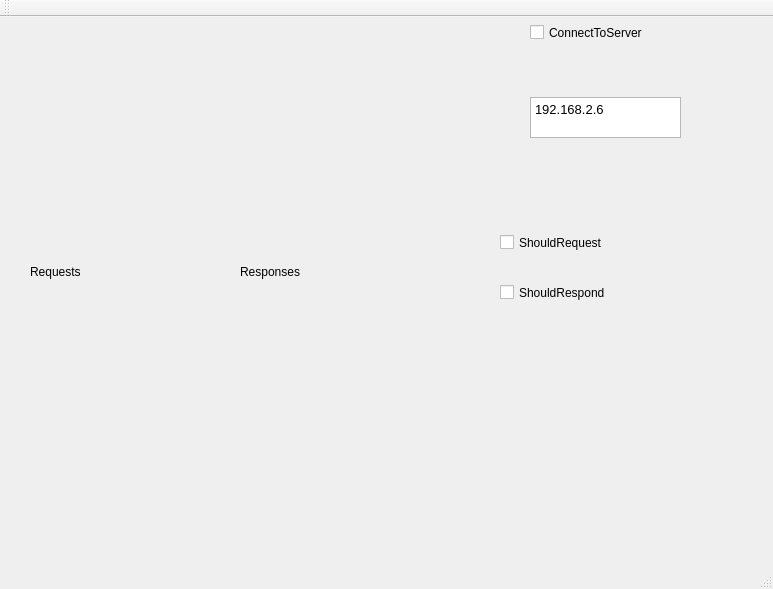
Old version of the form QtClients/EverybodySimulator2016/mainwindow.ui in the repository madhavpatel6/EmbeddedSystemDesign_Team02.
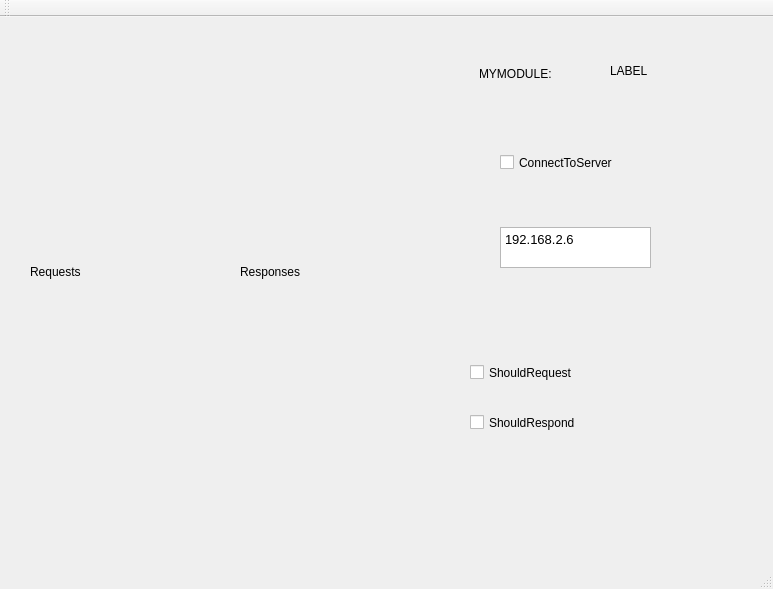
New version of the form.

Commit message: added ui elements to identify MYMODULE of running simulation this is important for recieving messages

Patch:
```diff
--- a/QtClients/EverybodySimulator2016/mainwindow.ui
+++ b/QtClients/EverybodySimulator2016/mainwindow.ui
@@ -17,8 +17,8 @@
    <widget class="QCheckBox" name="connectToServer">
     <property name="geometry">
      <rect>
-      <x>530</x>
-      <y>0</y>
+      <x>500</x>
+      <y>130</y>
       <width>201</width>
       <height>31</height>
      </rect>
@@ -30,8 +30,8 @@
    <widget class="QTextEdit" name="ipTextEdit">
     <property name="geometry">
      <rect>
-      <x>530</x>
-      <y>80</y>
+      <x>500</x>
+      <y>210</y>
       <width>151</width>
       <height>41</height>
      </rect>
@@ -88,8 +88,8 @@
    <widget class="QCheckBox" name="shouldRequest">
     <property name="geometry">
      <rect>
-      <x>500</x>
-      <y>210</y>
+      <x>470</x>
+      <y>340</y>
       <width>221</width>
       <height>31</height>
      </rect>
@@ -101,8 +101,8 @@
    <widget class="QCheckBox" name="shouldRespond">
     <property name="geometry">
      <rect>
-      <x>500</x>
-      <y>260</y>
+      <x>470</x>
+      <y>390</y>
       <width>221</width>
       <height>31</height>
      </rect>
@@ -111,6 +111,32 @@
      <string>ShouldRespond</string>
     </property>
    </widget>
+   <widget class="QLabel" name="myModule">
+    <property name="geometry">
+     <rect>
+      <x>479</x>
+      <y>46</y>
+      <width>121</width>
+      <height>21</height>
+     </rect>
+    </property>
+    <property name="text">
+     <string>MYMODULE:</string>
+    </property>
+   </widget>
+   <widget class="QLabel" name="myModuleLabel">
+    <property name="geometry">
+     <rect>
+      <x>610</x>
+      <y>40</y>
+      <width>90</width>
+      <height>27</height>
+     </rect>
+    </property>
+    <property name="text">
+     <string>LABEL</string>
+    </property>
+   </widget>
   </widget>
   <widget class="QMenuBar" name="menuBar">
    <property name="geometry">
```
The commit also changes 2 other files.
